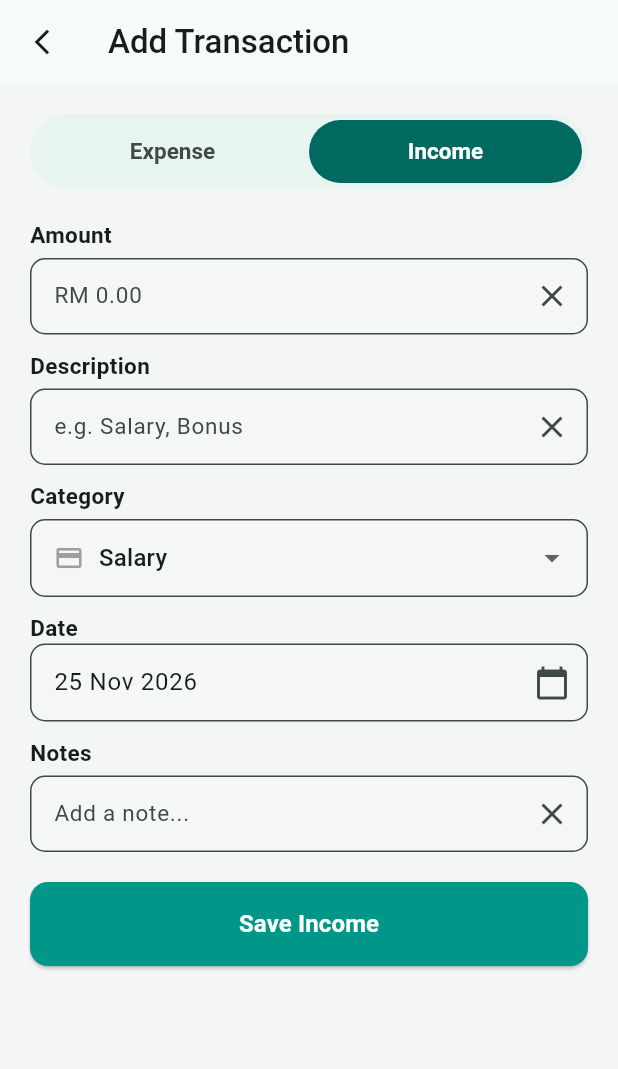
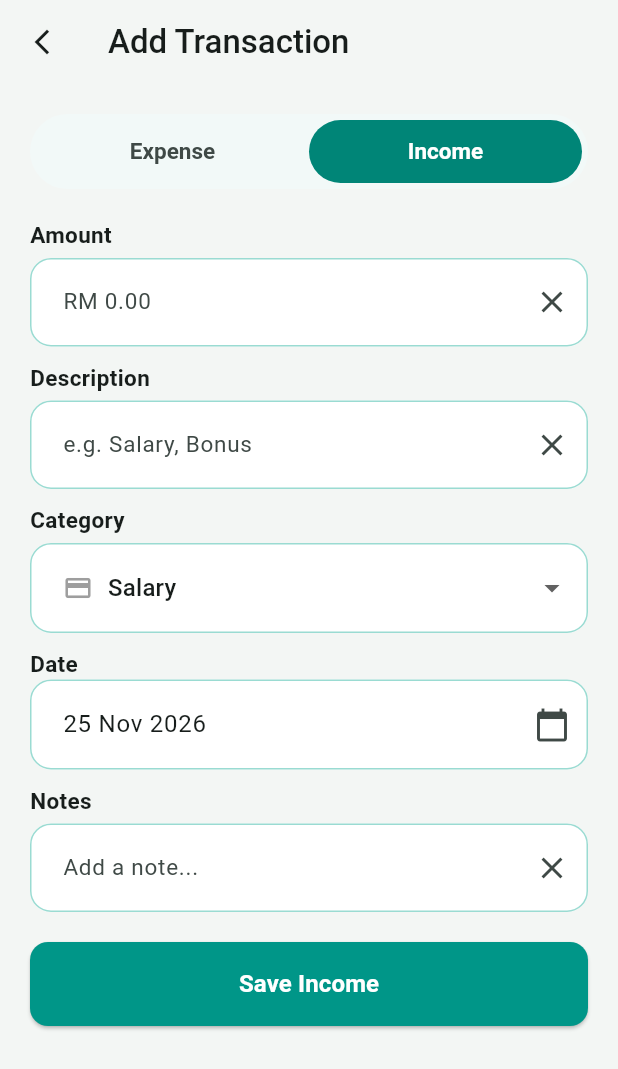
Before and after one commit to emiOS36/BUKU555, a Flutter app: the AddTransactionScreen screen opened directly, after a tap on "Income", on a phone screen of 412 x 824 dp. Shown: the top 1069 px of the screen. Run offline on Flutter 3.47's test engine with Material 3 defaults, Android fonts, the phone set to English and light mode, and no system bars; our stand-ins replace csv, file_picker, fl_chart, image_picker, material_ui, share_plus and 2 more; missing offline and left inert: amplify_auth_cognito, amplify_flutter; accounts and stored records are empty.

Commit message:
Add sign-in and sign-out; unify app theme

```diff
--- a/lib/screens/navigation_screen.dart
+++ b/lib/screens/navigation_screen.dart
@@ -184,8 +184,8 @@ class _NavigationScreenState extends State<NavigationScreen> {
         dimension: 46,
         child: FloatingActionButton(
           shape: const CircleBorder(),
-          foregroundColor: Colors.black54,
-          backgroundColor: Colors.teal[100],
+          foregroundColor: Theme.of(context).colorScheme.onSecondaryContainer,
+          backgroundColor: Theme.of(context).colorScheme.secondaryContainer,
           onPressed: _openAddTransactionScreen,
           child: const Icon(Icons.add, size: 32),
         ),
--- a/lib/widgets/date_picker_field.dart
+++ b/lib/widgets/date_picker_field.dart
@@ -55,15 +55,8 @@ class DatePickerField extends StatelessWidget {
           readOnly: true,
           onTap: () => _pickDate(context),
           decoration: InputDecoration(
-            filled: true,
-            fillColor: Color.fromARGB(255, 245, 246, 248),
             hintText: 'Select Date',
             suffixIcon: const Icon(Icons.calendar_today),
-            border: OutlineInputBorder(borderRadius: BorderRadius.circular(10)),
-            contentPadding: const EdgeInsets.symmetric(
-              horizontal: 12,
-              vertical: 14,
-            ),
           ),
           validator: (_) => selectedDate == null ? 'Please select date' : null,
         ),
--- a/lib/widgets/drop_down_category.dart
+++ b/lib/widgets/drop_down_category.dart
@@ -26,15 +26,7 @@ class DropDownCategory extends StatelessWidget {
         DropdownButtonFormField<Category>(
           initialValue: selected,
           isExpanded: true,
-          decoration: InputDecoration(
-            filled: true,
-            fillColor: const Color.fromARGB(255, 245, 246, 248),
-            border: OutlineInputBorder(borderRadius: BorderRadius.circular(10)),
-            contentPadding: const EdgeInsets.symmetric(
-              horizontal: 12,
-              vertical: 14,
-            ),
-          ),
+          decoration: InputDecoration(),
           items: [
             for (final cat in categories)
               DropdownMenuItem(
--- a/lib/widgets/label_text_field.dart
+++ b/lib/widgets/label_text_field.dart
@@ -29,8 +29,6 @@ class LabelTextField extends StatelessWidget {
           keyboardType: keyboardType,
           style: TextStyle(fontSize: 15),
           decoration: InputDecoration(
-            filled: true,
-            fillColor: Color.fromARGB(255, 245, 246, 248),
             hintText: hintText,
             suffixIcon: IconButton(
               onPressed: () {
@@ -38,13 +36,6 @@ class LabelTextField extends StatelessWidget {
               },
               icon: Icon(Icons.clear),
             ),
-            border: OutlineInputBorder(
-              borderRadius: BorderRadius.circular(10),
-            ),
-            contentPadding: const EdgeInsets.symmetric(
-              horizontal: 12,
-              vertical: 14,
-            ),
           ),
         ),
       ],
```
Also changed, not shown: lib/main.dart (+39 -4 lines), lib/screens/confirm_sign_up_screen.dart (+6 -8 lines), lib/screens/create_account_screen.dart (+3 -24 lines), lib/screens/login_screen.dart (+2 -23 lines).
